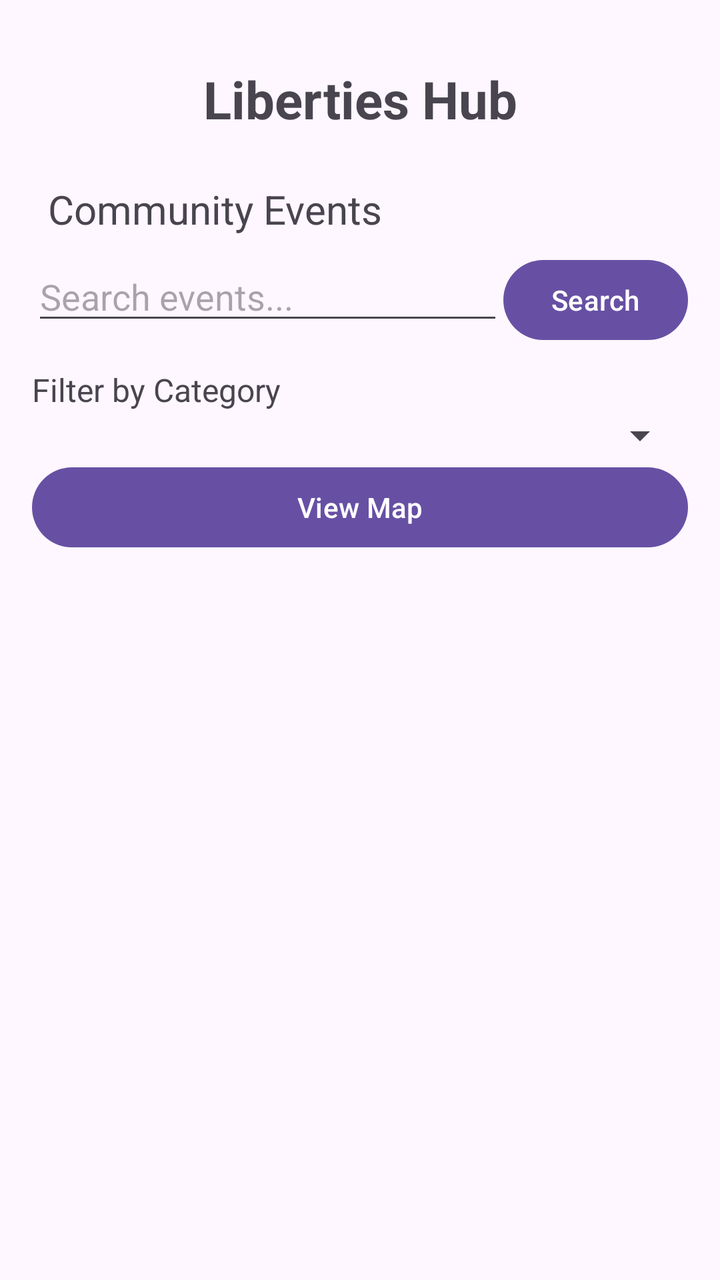
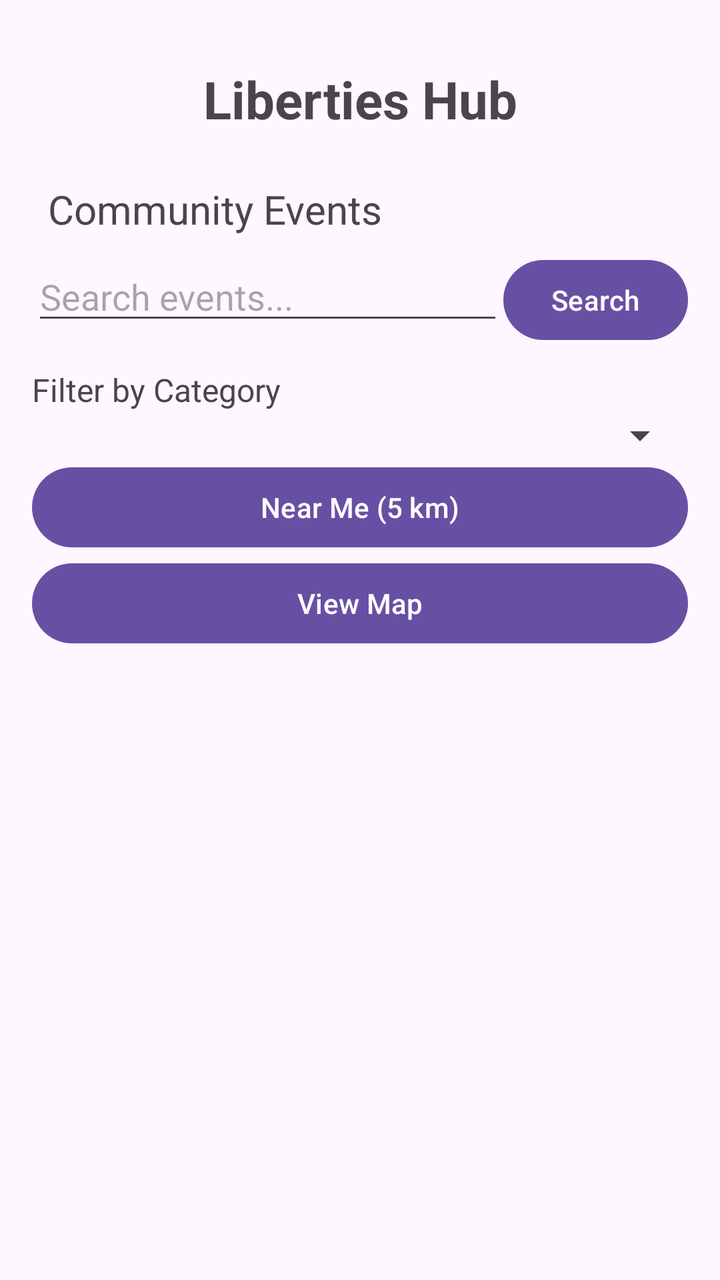

An Android layout rendered at two revisions. The XML below is the earlier revision; the diff shows what the commit changed to produce the second picture.
<!-- AndroidManifest.xml: application theme Theme.LibertiesHub -->
<!-- res/layout/activity_main.xml -->
<?xml version="1.0" encoding="utf-8"?>
<LinearLayout xmlns:android="http://schemas.android.com/apk/res/android"
    android:layout_width="match_parent"
    android:layout_height="match_parent"
    android:orientation="vertical"
    android:padding="16dp">

    <TextView
        android:layout_width="match_parent"
        android:layout_height="wrap_content"
        android:text="Liberties Hub"
        android:textSize="26sp"
        android:textStyle="bold"
        android:gravity="center"
        android:padding="16dp" />

    <TextView
        android:layout_width="match_parent"
        android:layout_height="wrap_content"
        android:text="Community Events"
        android:textSize="20sp"
        android:padding="8dp" />

    <LinearLayout
        android:layout_width="match_parent"
        android:layout_height="wrap_content"
        android:orientation="horizontal">

        <EditText
            android:id="@+id/searchEditText"
            android:layout_width="0dp"
            android:layout_height="wrap_content"
            android:layout_weight="1"
            android:hint="Search events..."
            android:inputType="text" />

        <Button
            android:id="@+id/searchButton"
            android:layout_width="wrap_content"
            android:layout_height="wrap_content"
            android:text="Search" />
    </LinearLayout>

    <TextView
        android:layout_width="match_parent"
        android:layout_height="wrap_content"
        android:text="Filter by Category"
        android:textSize="16sp"
        android:paddingTop="10dp" />

    <Spinner
        android:id="@+id/categorySpinner"
        android:layout_width="match_parent"
        android:layout_height="wrap_content" />

    <Button
        android:id="@+id/mapButton"
        android:layout_width="match_parent"
        android:layout_height="wrap_content"
        android:text="View Map" />

    <ListView
        android:id="@+id/eventsListView"
        android:layout_width="match_parent"
        android:layout_height="0dp"
        android:layout_weight="1" />
</LinearLayout>
<!-- resources referenced by this layout -->
<resources>
  <style name="Theme.LibertiesHub" parent="Base.Theme.LibertiesHub" />
  <style name="Base.Theme.LibertiesHub" parent="Theme.Material3.DayNight.NoActionBar">
          
          
      </style>
</resources>

<!-- the commit's change to res/layout/activity_main.xml (unified diff, before → after) -->
@@ -52,6 +52,11 @@
         android:id="@+id/categorySpinner"
         android:layout_width="match_parent"
         android:layout_height="wrap_content" />
+    <Button
+        android:id="@+id/nearMeButton"
+        android:layout_width="match_parent"
+        android:layout_height="wrap_content"
+        android:text="Near Me (5 km)" />
 
     <Button
         android:id="@+id/mapButton"
